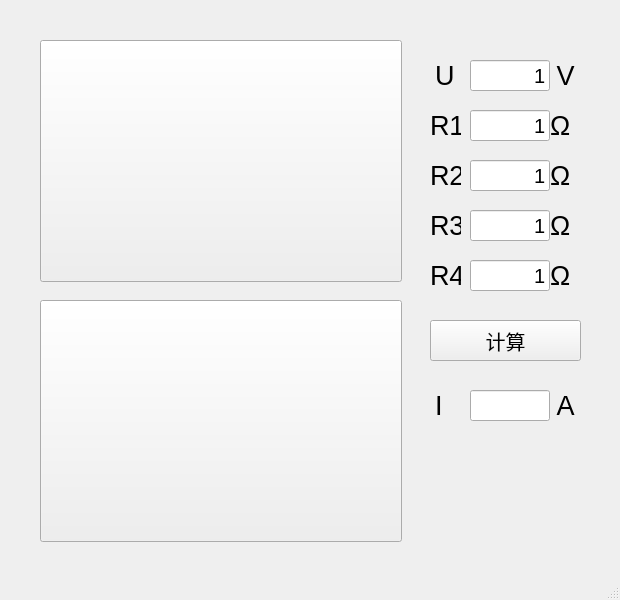
This is GUI.ui in FlyBehindRussQ/8.16class as Qt 5 draws it before an edit. The edited form follows.
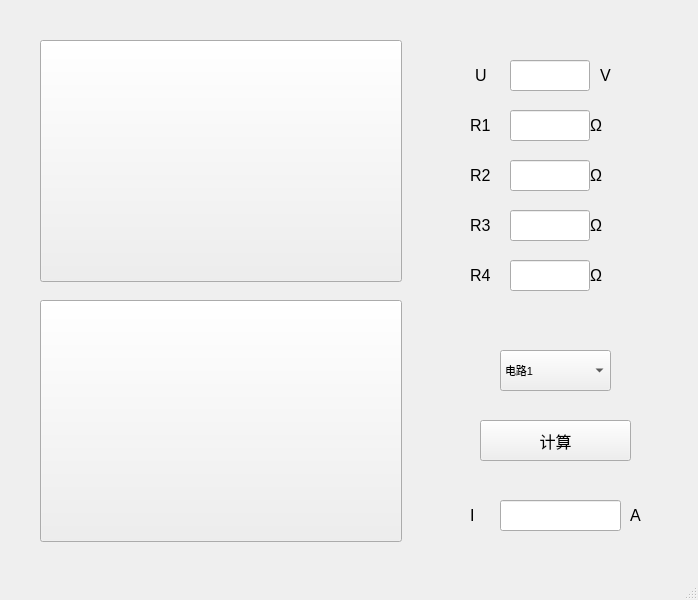
This is the edited form.

What changed in the file:
```diff
--- a/GUI.ui
+++ b/GUI.ui
@@ -6,10 +6,21 @@
    <rect>
     <x>0</x>
     <y>0</y>
-    <width>620</width>
+    <width>698</width>
     <height>600</height>
    </rect>
   </property>
+  <property name="maximumSize">
+   <size>
+    <width>1000</width>
+    <height>1000</height>
+   </size>
+  </property>
+  <property name="font">
+   <font>
+    <pointsize>5</pointsize>
+   </font>
+  </property>
   <property name="windowTitle">
    <string>电流计算器</string>
   </property>
@@ -43,7 +54,7 @@
    <widget class="QLabel" name="label_R_1">
     <property name="geometry">
      <rect>
-      <x>430</x>
+      <x>470</x>
       <y>110</y>
       <width>31</width>
       <height>31</height>
@@ -51,7 +62,7 @@
     </property>
     <property name="font">
      <font>
-      <pointsize>20</pointsize>
+      <pointsize>12</pointsize>
      </font>
     </property>
     <property name="text">
@@ -61,7 +72,7 @@
    <widget class="QLabel" name="label_R_2">
     <property name="geometry">
      <rect>
-      <x>430</x>
+      <x>470</x>
       <y>160</y>
       <width>31</width>
       <height>31</height>
@@ -69,7 +80,7 @@
     </property>
     <property name="font">
      <font>
-      <pointsize>20</pointsize>
+      <pointsize>12</pointsize>
      </font>
     </property>
     <property name="text">
@@ -79,7 +90,7 @@
    <widget class="QLabel" name="label_R_3">
     <property name="geometry">
      <rect>
-      <x>430</x>
+      <x>470</x>
       <y>210</y>
       <width>31</width>
       <height>31</height>
@@ -87,7 +98,7 @@
     </property>
     <property name="font">
      <font>
-      <pointsize>20</pointsize>
+      <pointsize>12</pointsize>
      </font>
     </property>
     <property name="text">
@@ -97,7 +108,7 @@
    <widget class="QLabel" name="label_R_4">
     <property name="geometry">
      <rect>
-      <x>430</x>
+      <x>470</x>
       <y>260</y>
       <width>31</width>
       <height>31</height>
@@ -105,7 +116,7 @@
     </property>
     <property name="font">
      <font>
-      <pointsize>20</pointsize>
+      <pointsize>12</pointsize>
      </font>
     </property>
     <property name="text">
@@ -115,7 +126,7 @@
    <widget class="QLineEdit" name="input_R_1">
     <property name="geometry">
      <rect>
-      <x>470</x>
+      <x>510</x>
       <y>110</y>
       <width>80</width>
       <height>31</height>
@@ -123,11 +134,11 @@
     </property>
     <property name="font">
      <font>
-      <pointsize>15</pointsize>
+      <pointsize>12</pointsize>
      </font>
     </property>
     <property name="text">
-     <string>1</string>
+     <string/>
     </property>
     <property name="alignment">
      <set>Qt::AlignRight|Qt::AlignTrailing|Qt::AlignVCenter</set>
@@ -136,7 +147,7 @@
    <widget class="QLineEdit" name="input_R_2">
     <property name="geometry">
      <rect>
-      <x>470</x>
+      <x>510</x>
       <y>160</y>
       <width>80</width>
       <height>31</height>
@@ -144,11 +155,11 @@
     </property>
     <property name="font">
      <font>
-      <pointsize>15</pointsize>
+      <pointsize>12</pointsize>
      </font>
     </property>
     <property name="text">
-     <string>1</string>
+     <string/>
     </property>
     <property name="alignment">
      <set>Qt::AlignRight|Qt::AlignTrailing|Qt::AlignVCenter</set>
@@ -157,7 +168,7 @@
    <widget class="QLineEdit" name="input_R_3">
     <property name="geometry">
      <rect>
-      <x>470</x>
+      <x>510</x>
       <y>210</y>
       <width>80</width>
       <height>31</height>
@@ -165,11 +176,11 @@
     </property>
     <property name="font">
      <font>
-      <pointsize>15</pointsize>
+      <pointsize>12</pointsize>
      </font>
     </property>
     <property name="text">
-     <string>1</string>
+     <string/>
     </property>
     <property name="alignment">
      <set>Qt::AlignRight|Qt::AlignTrailing|Qt::AlignVCenter</set>
@@ -178,7 +189,7 @@
    <widget class="QLineEdit" name="input_R_4">
     <property name="geometry">
      <rect>
-      <x>470</x>
+      <x>510</x>
       <y>260</y>
       <width>80</width>
       <height>31</height>
@@ -186,11 +197,11 @@
     </property>
     <property name="font">
      <font>
-      <pointsize>15</pointsize>
+      <pointsize>12</pointsize>
      </font>
     </property>
     <property name="text">
-     <string>1</string>
+     <string/>
     </property>
     <property name="alignment">
      <set>Qt::AlignRight|Qt::AlignTrailing|Qt::AlignVCenter</set>
@@ -199,7 +210,7 @@
    <widget class="QLabel" name="label_V">
     <property name="geometry">
      <rect>
-      <x>435</x>
+      <x>475</x>
       <y>60</y>
       <width>31</width>
       <height>31</height>
@@ -207,7 +218,7 @@
     </property>
     <property name="font">
      <font>
-      <pointsize>20</pointsize>
+      <pointsize>12</pointsize>
      </font>
     </property>
     <property name="text">
@@ -217,7 +228,7 @@
    <widget class="QLineEdit" name="input_V">
     <property name="geometry">
      <rect>
-      <x>470</x>
+      <x>510</x>
       <y>60</y>
       <width>80</width>
       <height>31</height>
@@ -225,11 +236,11 @@
     </property>
     <property name="font">
      <font>
-      <pointsize>15</pointsize>
+      <pointsize>12</pointsize>
      </font>
     </property>
     <property name="text">
-     <string>1</string>
+     <string/>
     </property>
     <property name="alignment">
      <set>Qt::AlignRight|Qt::AlignTrailing|Qt::AlignVCenter</set>
@@ -238,15 +249,15 @@
    <widget class="QPushButton" name="calculate">
     <property name="geometry">
      <rect>
-      <x>430</x>
-      <y>320</y>
+      <x>480</x>
+      <y>420</y>
       <width>151</width>
       <height>41</height>
      </rect>
     </property>
     <property name="font">
      <font>
-      <pointsize>15</pointsize>
+      <pointsize>12</pointsize>
      </font>
     </property>
     <property name="text">
@@ -256,15 +267,15 @@
    <widget class="QLabel" name="label_I">
     <property name="geometry">
      <rect>
-      <x>435</x>
-      <y>390</y>
+      <x>470</x>
+      <y>500</y>
       <width>31</width>
       <height>31</height>
      </rect>
     </property>
     <property name="font">
      <font>
-      <pointsize>20</pointsize>
+      <pointsize>12</pointsize>
      </font>
     </property>
     <property name="text">
@@ -274,15 +285,15 @@
    <widget class="QLineEdit" name="output_I">
     <property name="geometry">
      <rect>
-      <x>470</x>
-      <y>390</y>
-      <width>80</width>
+      <x>500</x>
+      <y>500</y>
+      <width>121</width>
       <height>31</height>
      </rect>
     </property>
     <property name="font">
      <font>
-      <pointsize>15</pointsize>
+      <pointsize>12</pointsize>
      </font>
     </property>
    </widget>
@@ -291,8 +302,8 @@
      <rect>
       <x>40</x>
       <y>40</y>
-      <width>362</width>
-      <height>242</height>
+      <width>200</width>
+      <height>150</height>
      </rect>
     </property>
     <property name="text">
@@ -315,7 +326,7 @@
    <widget class="QLabel" name="label_V_2">
     <property name="geometry">
      <rect>
-      <x>550</x>
+      <x>590</x>
       <y>60</y>
       <width>31</width>
       <height>31</height>
@@ -323,7 +334,7 @@
     </property>
     <property name="font">
      <font>
-      <pointsize>20</pointsize>
+      <pointsize>12</pointsize>
      </font>
     </property>
     <property name="text">
@@ -336,7 +347,7 @@
    <widget class="QLabel" name="label_R_5">
     <property name="geometry">
      <rect>
-      <x>550</x>
+      <x>590</x>
       <y>110</y>
       <width>31</width>
       <height>31</height>
@@ -344,7 +355,7 @@
     </property>
     <property name="font">
      <font>
-      <pointsize>20</pointsize>
+      <pointsize>12</pointsize>
      </font>
     </property>
     <property name="text">
@@ -354,7 +365,7 @@
    <widget class="QLabel" name="label_R_6">
     <property name="geometry">
      <rect>
-      <x>550</x>
+      <x>590</x>
       <y>160</y>
       <width>31</width>
       <height>31</height>
@@ -362,7 +373,7 @@
     </property>
     <property name="font">
      <font>
-      <pointsize>20</pointsize>
+      <pointsize>12</pointsize>
      </font>
     </property>
     <property name="text">
@@ -372,7 +383,7 @@
    <widget class="QLabel" name="label_R_7">
     <property name="geometry">
      <rect>
-      <x>550</x>
+      <x>590</x>
       <y>210</y>
       <width>31</width>
       <height>31</height>
@@ -380,7 +391,7 @@
     </property>
     <property name="font">
      <font>
-      <pointsize>20</pointsize>
+      <pointsize>12</pointsize>
      </font>
     </property>
     <property name="text">
@@ -390,7 +401,7 @@
    <widget class="QLabel" name="label_R_8">
     <property name="geometry">
      <rect>
-      <x>550</x>
+      <x>590</x>
       <y>260</y>
       <width>31</width>
       <height>31</height>
@@ -398,7 +409,7 @@
     </property>
     <property name="font">
      <font>
-      <pointsize>20</pointsize>
+      <pointsize>12</pointsize>
      </font>
     </property>
     <property name="text">
@@ -408,15 +419,15 @@
    <widget class="QLabel" name="label_V_3">
     <property name="geometry">
      <rect>
-      <x>550</x>
-      <y>390</y>
+      <x>620</x>
+      <y>500</y>
       <width>31</width>
       <height>31</height>
      </rect>
     </property>
     <property name="font">
      <font>
-      <pointsize>20</pointsize>
+      <pointsize>12</pointsize>
      </font>
     </property>
     <property name="text">
@@ -426,6 +437,31 @@
      <set>Qt::AlignCenter</set>
     </property>
    </widget>
+   <widget class="QComboBox" name="comboBox">
+    <property name="geometry">
+     <rect>
+      <x>500</x>
+      <y>350</y>
+      <width>111</width>
+      <height>41</height>
+     </rect>
+    </property>
+    <property name="font">
+     <font>
+      <pointsize>8</pointsize>
+     </font>
+    </property>
+    <item>
+     <property name="text">
+      <string>电路1</string>
+     </property>
+    </item>
+    <item>
+     <property name="text">
+      <string>电路2</string>
+     </property>
+    </item>
+   </widget>
   </widget>
   <widget class="QStatusBar" name="statusbar"/>
  </widget>
```
